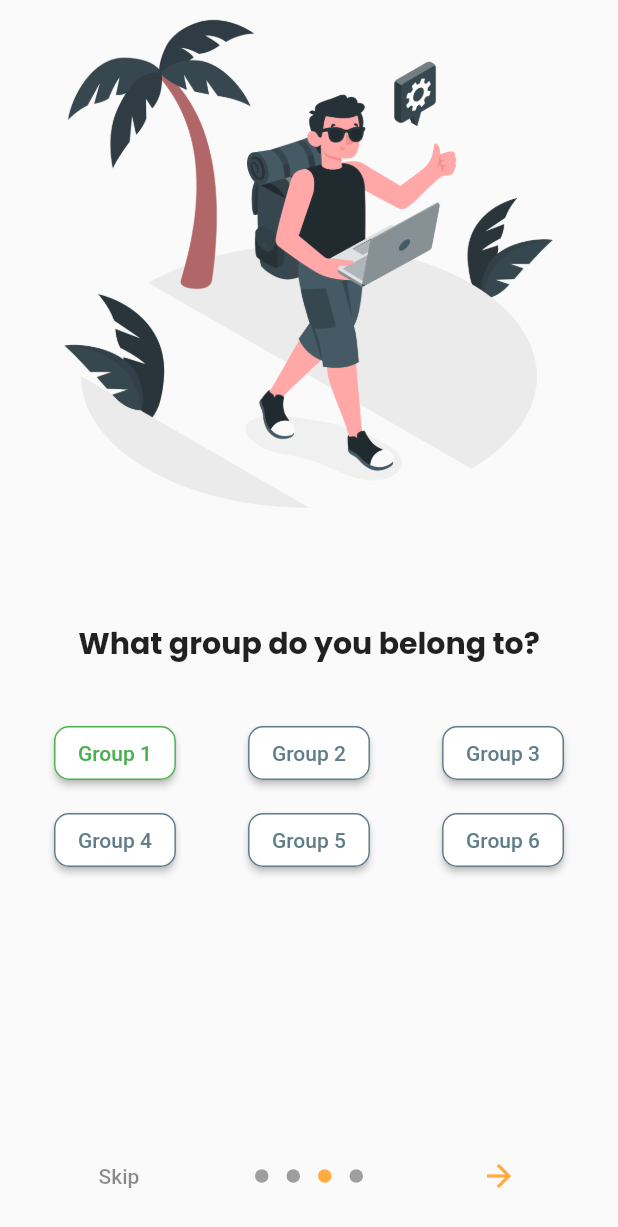
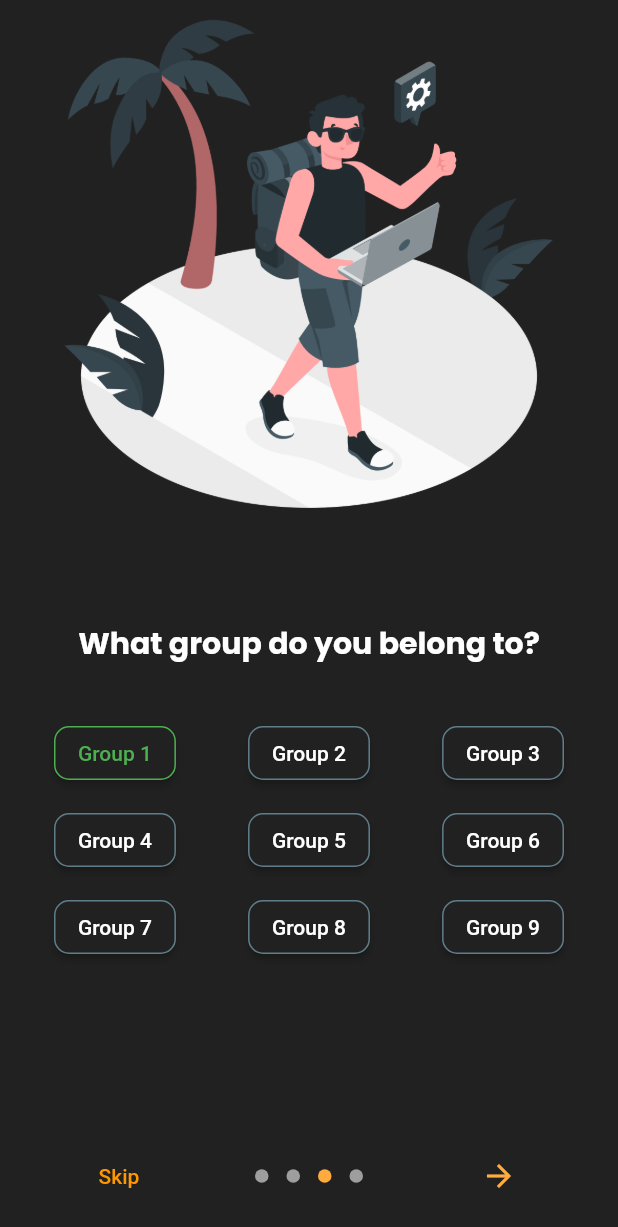
Before and after one commit to Swift420/School-Timetable-App, a Flutter app: the detailsPage screen opened directly, swiped to page 3, on a phone screen of 412 x 824 dp. Shown: the top 1227 px of the screen. Run offline on Flutter 3.47's test engine with Material 2 defaults, Android fonts, the phone set to English and light mode, and no system bars; drawn by our look-alikes of introduction_screen; our stand-ins replace cached_network_image, cloud_firestore, file, firebase_core, flutter_local_notifications, get and 5 more; missing offline and left inert: desktop_window; accounts and stored records are empty.

```diff
--- a/school/lib/methods/ultimateMethod.dart
+++ b/school/lib/methods/ultimateMethod.dart
@@ -23,7 +23,7 @@ Column UltimateColumn() {
       if (box.get(4) == 1 && box.get(5) == 1) ...[
         CompScienceClassY1(),
       ] else if (box.get(4) == 2 && box.get(5) == 1) ...[
-        CompScienceClassY1(),
+        CompScienceClassY2(),
       ] else if (box.get(4) == 3 && box.get(5) == 1) ...[
         CompScienceClassY1(),
       ]
--- a/school/lib/pages/afterLogin_details_page.dart
+++ b/school/lib/pages/afterLogin_details_page.dart
@@ -16,9 +16,9 @@ class detailsPage extends StatefulWidget {
 class _detailsPageState extends State<detailsPage> {
   var box = Hive.box("studentBox1");
   int courseSelected = 1;
-  int yearSelected = 2;
+  int yearSelected = 1;
   int groupSelected = 1;
-  int SpecSelected = 0;
+  int SpecSelected = 1;
   int notifSelected = 1;
 
   Widget customSpecRadio(String text, int index) {
@@ -31,12 +31,12 @@ class _detailsPageState extends State<detailsPage> {
       child: Text(
         text,
         style: TextStyle(
-          color: (SpecSelected == index) ? Colors.green : Colors.blueGrey,
+          color: (SpecSelected == index) ? Colors.green : Colors.white,
         ),
       ),
       style: ElevatedButton.styleFrom(
         onPrimary: Colors.white,
-        primary: Colors.white,
+        primary: Color(0xFF212121),
         shape: RoundedRectangleBorder(borderRadius: BorderRadius.circular(10)),
         side: BorderSide(
           color: (SpecSelected == index) ? Colors.green : Colors.blueGrey,
@@ -55,12 +55,12 @@ class _detailsPageState extends State<detailsPage> {
       child: Text(
         text,
         style: TextStyle(
-          color: (courseSelected == index) ? Colors.green : Colors.blueGrey,
+          color: (courseSelected == index) ? Colors.green : Colors.white,
         ),
       ),
       style: ElevatedButton.styleFrom(
         onPrimary: Colors.white,
-        primary: Colors.white,
+        primary: Color(0xFF212121),
         shape: RoundedRectangleBorder(borderRadius: BorderRadius.circular(10)),
         side: BorderSide(
           color: (courseSelected == index) ? Colors.green : Colors.blueGrey,
@@ -79,12 +79,12 @@ class _detailsPageState extends State<detailsPage> {
       child: Text(
         text,
         style: TextStyle(
-          color: (yearSelected == index) ? Colors.green : Colors.blueGrey,
+          color: (yearSelected == index) ? Colors.green : Colors.white,
         ),
       ),
       style: ElevatedButton.styleFrom(
         onPrimary: Colors.white,
-        primary: Colors.white,
+        primary: Color(0xFF212121),
         shape: RoundedRectangleBorder(borderRadius: BorderRadius.circular(10)),
         side: BorderSide(
           color: (yearSelected == index) ? Colors.green : Colors.blueGrey,
@@ -103,12 +103,12 @@ class _detailsPageState extends State<detailsPage> {
       child: Text(
         text,
         style: TextStyle(
-          color: (groupSelected == index) ? Colors.green : Colors.blueGrey,
+          color: (groupSelected == index) ? Colors.green : Colors.white,
         ),
       ),
       style: ElevatedButton.styleFrom(
         onPrimary: Colors.white,
-        primary: Colors.white,
+        primary: Color(0xFF212121),
         shape: RoundedRectangleBorder(borderRadius: BorderRadius.circular(10)),
         side: BorderSide(
           color: (groupSelected == index) ? Colors.green : Colors.blueGrey,
@@ -121,7 +121,9 @@ class _detailsPageState extends State<detailsPage> {
   Widget build(BuildContext context) {
     return SafeArea(
       child: Scaffold(
+        backgroundColor: Color(0xFF212121),
         body: IntroductionScreen(
+          globalBackgroundColor: Color(0xFF212121),
           pages: [
             PageViewModel(
                 titleWidget: _title("Which Course are you doing"),
@@ -183,6 +185,20 @@ class _detailsPageState extends State<detailsPage> {
                         ],
                       ),
                     ),
+                    SizedBox(
+                      height: 10,
+                    ),
+                    Padding(
+                      padding: const EdgeInsets.only(left: 20, right: 20),
+                      child: Row(
+                        mainAxisAlignment: MainAxisAlignment.spaceBetween,
+                        children: [
+                          customGroupRadio("Group 7", 7),
+                          customGroupRadio("Group 8", 8),
+                          customGroupRadio("Group 9", 9),
+                        ],
+                      ),
+                    ),
                   ],
                 ),
                 image: buildImage("assets/images/Digitalnomad-amico.png")),
@@ -224,7 +240,7 @@ class _detailsPageState extends State<detailsPage> {
           showNextButton: true,
           showSkipButton: true,
           skip: Text("Skip"),
-          skipColor: Colors.black45,
+          skipColor: Colors.orange,
           dotsDecorator: DotsDecorator(
             activeColor: Colors.orangeAccent,
           ),
@@ -241,6 +257,7 @@ class _detailsPageState extends State<detailsPage> {
           children: [
             Text(titleName,
                 style: GoogleFonts.poppins(
+                  color: Colors.white,
                   fontSize: 20,
                   fontWeight: FontWeight.w700,
                 )),
--- a/school/lib/pages/changeName.dart
+++ b/school/lib/pages/changeName.dart
@@ -126,6 +126,7 @@ class _ChangeNameStudentState extends State<ChangeNameStudent> {
                       return null;
                     }
                   },
+                  style: TextStyle(color: Colors.white),
                   decoration: InputDecoration(
                     border: OutlineInputBorder(
                       borderRadius: BorderRadius.circular(8),
@@ -156,6 +157,7 @@ class _ChangeNameStudentState extends State<ChangeNameStudent> {
                         return null;
                       }
                     },
+                    style: TextStyle(color: Colors.white),
                     decoration: InputDecoration(
                       border: OutlineInputBorder(
                         borderRadius: BorderRadius.circular(8),
--- a/school/lib/pages/prof_page.dart
+++ b/school/lib/pages/prof_page.dart
@@ -389,9 +389,9 @@ class _ProfilePageScreenState extends State<ProfilePageScreen> {
                         children: [
                           customSpecRadio("Software Development", 1),
                           SizedBox(width: 20),
-                          customSpecRadio("Network Administration", 2),
+                          customSpecRadio("Systems Administration", 2),
                           SizedBox(width: 20),
-                          customSpecRadio("Communications Network", 3),
+                          customSpecRadio("Communication Networks", 3),
                         ],
                       ),
                     ),
```
Also changed, not shown: school/lib/methods/subjectMethod.dart (+8 -5 lines), school/lib/methods/subjectMethod2.dart (+26 -8 lines).
